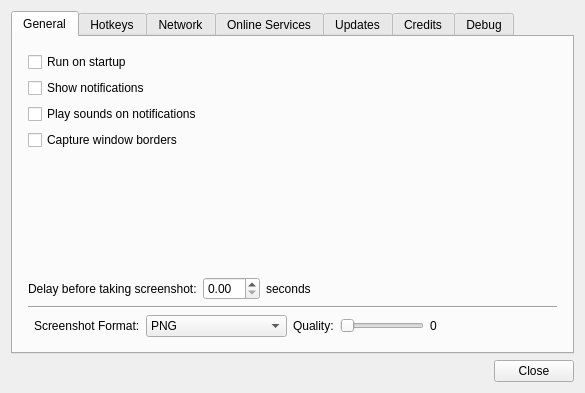
olav-st/screencloud, file src/dialog/preferencesdialog.ui: the form before one commit.
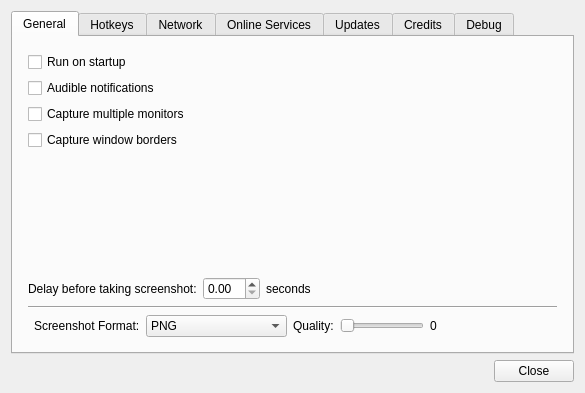
The form after the commit. The open tabs and pages were chosen to show the change.

Commit message: add "capture mulitple monitors" setting + wayland improvements

What changed in the file:
```diff
--- a/src/dialog/preferencesdialog.ui
+++ b/src/dialog/preferencesdialog.ui
@@ -78,17 +78,17 @@
            </property>
           </widget>
          </item>
-         <item>
-          <widget class="QCheckBox" name="checkBox_notifications">
-           <property name="text">
-            <string>Show notifications</string>
-           </property>
-          </widget>
-         </item>
          <item>
           <widget class="QCheckBox" name="checkBox_soundNotifications">
            <property name="text">
-            <string>Play sounds on notifications</string>
+            <string>Audible notifications</string>
+           </property>
+          </widget>
+         </item>
+         <item>
+          <widget class="QCheckBox" name="checkBox_multipleMonitors">
+           <property name="text">
+            <string>Capture multiple monitors</string>
            </property>
           </widget>
          </item>
```
Left out of the diff: 9 changed lines with no effect on the pictures. The commit also changes 9 other files.
